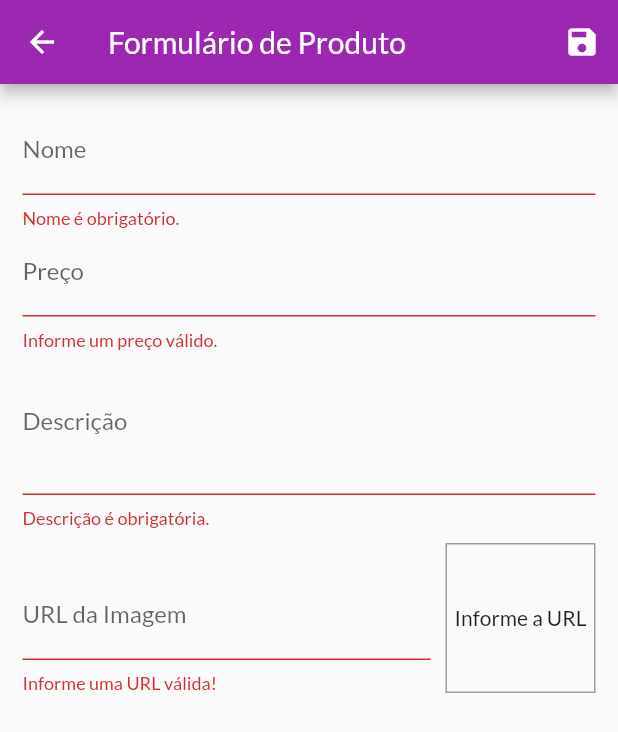
After one commit to FernandoRCandiani/Shop, a Flutter app: the ProductFormPage screen opened by its route, after a tap on the "save" icon, on a phone screen of 412 x 824 dp. The commit adds this screen. Shown: the top 732 px of the screen. Run offline on Flutter 3.47's test engine with Material 2 defaults, Android fonts, the phone set to English and light mode, and no system bars; network calls fail.

Commit message:
Form validation

```diff
--- a/lib/components/product_item.dart
+++ b/lib/components/product_item.dart
@@ -19,10 +19,12 @@ class ProductItem extends StatelessWidget {
             IconButton(
               onPressed: () {},
               icon: Icon(Icons.edit),
+              color: Theme.of(context).colorScheme.primary,
             ),
             IconButton(
               onPressed: () {},
               icon: Icon(Icons.delete),
+              color: Theme.of(context).errorColor,
             ),
           ],
         ),
--- a/lib/main.dart
+++ b/lib/main.dart
@@ -6,6 +6,7 @@ import 'package:shop/models/product_list.dart';
 import 'package:shop/pages/cart_page.dart';
 import 'package:shop/pages/orders_page.dart';
 import 'package:shop/pages/product_detail_page.dart';
+import 'package:shop/pages/product_form_page.dart';
 import 'package:shop/pages/products_overview_page.dart';
 import 'package:shop/pages/products_page.dart';
 import 'package:shop/utils/app_routes.dart';
@@ -47,6 +48,7 @@ class MyApp extends StatelessWidget {
           AppRoutes.CART: (context) => CartPage(),
           AppRoutes.ORDERS: (context) => OrdersPage(),
           AppRoutes.PRODUCTS: (context) => ProductsPage(),
+          AppRoutes.PRODUCT_FORM: (context) => ProductFormPage(),
         },
         debugShowCheckedModeBanner: false,
       ),
--- /dev/null
+++ b/lib/pages/product_form_page.dart
@@ -0,0 +1,198 @@
+import 'dart:math';
+
+import 'package:flutter/material.dart';
+import 'package:shop/models/product.dart';
+
+class ProductFormPage extends StatefulWidget {
+  const ProductFormPage({super.key});
+
+  @override
+  State<ProductFormPage> createState() => _MyWidgetState();
+}
+
+class _MyWidgetState extends State<ProductFormPage> {
+  final _priceFocus = FocusNode();
+  final _descriptionFocus = FocusNode();
+  final _imageUrlFocus = FocusNode();
+  final _imageUrlController = TextEditingController();
+
+  final _formKey = GlobalKey<FormState>();
+  final _formData = Map();
+
+  void updateImage() {
+    setState(() {});
+  }
+
+  bool isValidImageUrl(String url) {
+    bool isValidUrl = Uri.tryParse(url)?.hasAbsolutePath ?? false;
+    bool endsWithFile = url.toLowerCase().endsWith('.png') ||
+        url.toLowerCase().endsWith('.jpg') ||
+        url.toLowerCase().endsWith('.jpeg');
+    return isValidUrl && endsWithFile;
+  }
+
+  void _submitFrom() {
+    final isValid = _formKey.currentState?.validate() ?? false;
+
+    if (!isValid) {
+      return;
+    }
+    _formKey.currentState?.save();
+
+    final newProduct = Product(
+      id: Random().nextDouble().toString(),
+      name: _formData['name'] as String,
+      description: _formData['description'] as String,
+      price: _formData['price'] as double,
+      imageUrl: _formData['imageUrl'] as String,
+    );
+  }
+
+  @override
+  void initState() {
+    super.initState();
+    _imageUrlFocus.addListener(updateImage);
+  }
+
+  @override
+  void dispose() {
+    super.dispose();
+    _priceFocus.dispose();
+    _descriptionFocus.dispose();
+    _imageUrlFocus.removeListener(updateImage);
+    _imageUrlFocus.dispose();
+  }
+
+  @override
+  Widget build(BuildContext context) {
+    return Scaffold(
+      appBar: AppBar(
+        title: Text('Formulário de Produto'),
+        actions: [
+          IconButton(
+            onPressed: _submitFrom,
+            icon: Icon(Icons.save),
+          ),
+        ],
+      ),
+      body: Padding(
+        padding: const EdgeInsets.all(15),
+        child: Form(
+          key: _formKey,
+          child: ListView(
+            children: [
+              TextFormField(
+                decoration: InputDecoration(labelText: 'Nome'),
+                textInputAction: TextInputAction.next,
+                onFieldSubmitted: (_) {
+                  FocusScope.of(context).requestFocus(_priceFocus);
+                },
+                onSaved: (name) => _formData['name'] = name ?? '',
+                validator: (_name) {
+                  final name = _name ?? '';
+
+                  if (name.trim().isEmpty) {
+                    return 'Nome é obrigatório.';
+                  }
+
+                  if (name.trim().length < 3) {
+                    return 'Nome precisa no mínimo de 3 letras.';
+                  }
+
+                  return null;
+                },
+              ),
+              TextFormField(
+                decoration: InputDecoration(labelText: 'Preço'),
+                textInputAction: TextInputAction.next,
+                focusNode: _priceFocus,
+                keyboardType: TextInputType.numberWithOptions(
+                  decimal: true,
+                ),
+                onSaved: (price) =>
+                    _formData['price'] = double.parse(price ?? '0'),
+                validator: (_price) {
+                  final priceString = _price ?? '';
+                  final price = double.tryParse(priceString) ?? -1;
+
+                  if (price <= 0) {
+                    return 'Informe um preço válido.';
+                  }
+
+                  return null;
+                },
+              ),
+              TextFormField(
+                decoration: InputDecoration(labelText: 'Descrição'),
+                textInputAction: TextInputAction.next,
+                focusNode: _descriptionFocus,
+                keyboardType: TextInputType.multiline,
+                maxLines: 3,
+                onSaved: (description) =>
+                    _formData['description'] = description ?? '',
+                validator: (_description) {
+                  final description = _description ?? '';
+
+                  if (description.trim().isEmpty) {
+                    return 'Descrição é obrigatória.';
+                  }
+
+                  if (description.trim().length < 10) {
+                    return 'Descrição precisa no mínimo de 10 letras.';
+                  }
+
+                  return null;
+                },
+              ),
+              Row(
+                crossAxisAlignment: CrossAxisAlignment.end,
+                children: [
+                  Expanded(
+                    child: TextFormField(
+                      decoration: InputDecoration(labelText: 'URL da Imagem'),
+                      keyboardType: TextInputType.url,
+                      textInputAction: TextInputAction.done,
+                      focusNode: _imageUrlFocus,
+                      controller: _imageUrlController,
+                      onFieldSubmitted: (_) => _submitFrom(),
+                      onSaved: (imageUrl) =>
+                          _formData['imageUrl'] = imageUrl ?? '',
+                      validator: (_imageUrl) {
+                        final imageUrl = _imageUrl ?? '';
+                        if (!isValidImageUrl(imageUrl)) {
+                          return 'Informe uma URL válida!';
+                        }
+                        return null;
+                      },
+                    ),
+                  ),
+                  Container(
+                    height: 100,
+                    width: 100,
+                    margin: const EdgeInsets.only(
+                      top: 10,
+                      left: 10,
+                    ),
+                    decoration: BoxDecoration(
+                      border: Border.all(
+                        color: Colors.grey,
+                        width: 1,
+                      ),
+                    ),
+                    alignment: Alignment.center,
+                    child: _imageUrlController.text.isEmpty
+                        ? Text('Informe a URL')
+                        : FittedBox(
+                            child: Image.network(_imageUrlController.text),
+                            fit: BoxFit.cover,
+                          ),
+                  ),
+                ],
+              ),
+            ],
+          ),
+        ),
+      ),
+    );
+  }
+}
--- a/lib/pages/products_page.dart
+++ b/lib/pages/products_page.dart
@@ -3,6 +3,7 @@ import 'package:provider/provider.dart';
 import 'package:shop/components/app_drawer.dart';
 import 'package:shop/components/product_item.dart';
 import 'package:shop/models/product_list.dart';
+import 'package:shop/utils/app_routes.dart';
 
 class ProductsPage extends StatelessWidget {
   const ProductsPage({super.key});
@@ -14,6 +15,16 @@ class ProductsPage extends StatelessWidget {
     return Scaffold(
       appBar: AppBar(
         title: Text('Gerenciar Produtos'),
+        actions: [
+          IconButton(
+            onPressed: () {
+              Navigator.of(context).pushNamed(
+                AppRoutes.PRODUCT_FORM,
+              );
+            },
+            icon: Icon(Icons.add),
+          ),
+        ],
       ),
       drawer: AppDrawer(),
       body: Padding(
--- a/lib/utils/app_routes.dart
+++ b/lib/utils/app_routes.dart
@@ -4,4 +4,5 @@ class AppRoutes {
   static const CART = './cart';
   static const ORDERS = './orders';
   static const PRODUCTS = './procucts';
+  static const PRODUCT_FORM = './procuct-form';
 }
```
